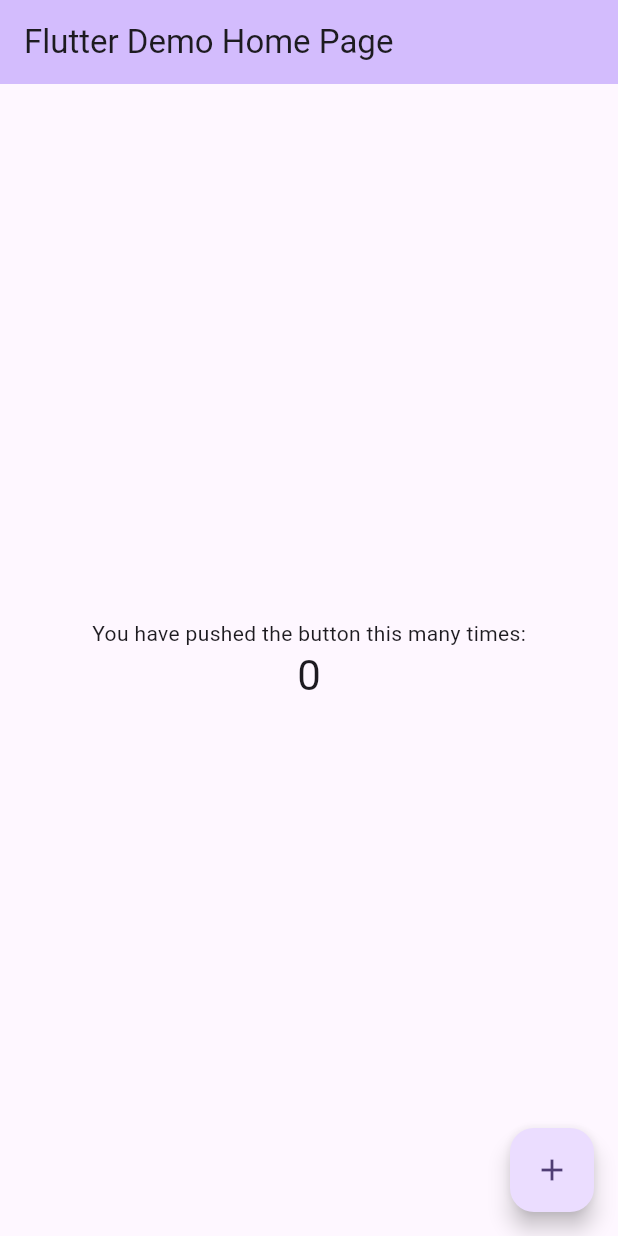
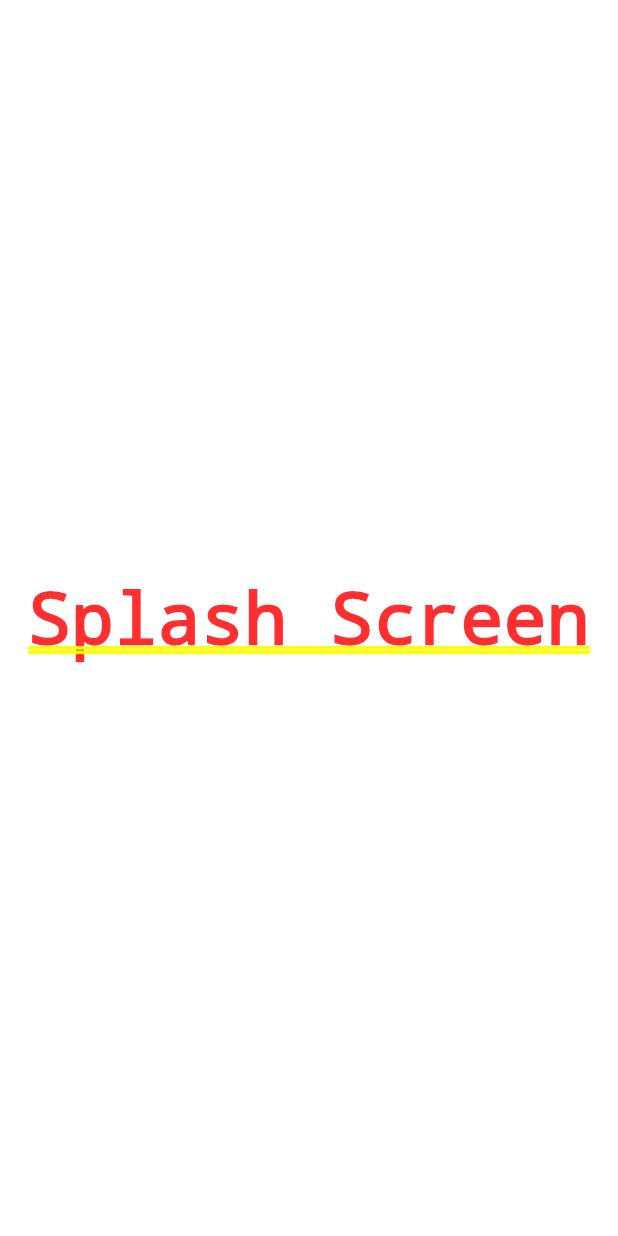
Before and after one commit to Dina266/Coffe_Shop_App, a Flutter app: the screen it shows after launch, on a phone screen of 412 x 824 dp. Run offline on Flutter 3.47's test engine with Material 3 defaults, Android fonts, the phone set to English and light mode, and no system bars.

Commit message:
Add Initial Routing and Splash Screen Setup

```diff
--- /dev/null
+++ b/lib/core/routes/app_routers.dart
@@ -0,0 +1,23 @@
+import 'package:coffe_shop_app/core/routes/routing.dart';
+import 'package:flutter/material.dart';
+import '../../features/home/view/splash.dart';
+
+class AppRouters {
+  static Route generateRoute(RouteSettings settings) {
+
+    switch (settings.name) {
+      case Routing.init:
+        return MaterialPageRoute(builder: (_) => const Splash());
+
+
+      default:
+        return MaterialPageRoute(
+          builder: (_) => Scaffold(
+            body: Center(
+              child: Text('No route defined for ${settings.name}'),
+            ),
+          ),
+        );
+    }
+  }
+}
--- /dev/null
+++ b/lib/core/routes/routing.dart
@@ -0,0 +1,4 @@
+class Routing {
+  static const String init = '/';
+
+  }
--- /dev/null
+++ b/lib/features/home/view/splash.dart
@@ -0,0 +1,12 @@
+import 'package:flutter/material.dart';
+
+class Splash extends StatelessWidget {
+  const Splash({super.key});
+
+  @override
+  Widget build(BuildContext context) {
+    return const Center(
+      child: Text("Splash Screen"),
+    );
+  }
+}
--- a/lib/main.dart
+++ b/lib/main.dart
@@ -1,4 +1,7 @@
 import 'package:flutter/material.dart';
+
+import 'core/routes/app_routers.dart';
+import 'core/routes/routing.dart';
 
 void main() {
   runApp(const MyApp());
@@ -7,119 +10,13 @@
 class MyApp extends StatelessWidget {
   const MyApp({super.key});
 
-  // This widget is the root of your application.
+
   @override
   Widget build(BuildContext context) {
-    return MaterialApp(
-      title: 'Flutter Demo',
-      theme: ThemeData(
-        // This is the theme of your application.
-        //
-        // TRY THIS: Try running your application with "flutter run". You'll see
-        // the application has a purple toolbar. Then, without quitting the app,
-        // try changing the seedColor in the colorScheme below to Colors.green
-        // and then invoke "hot reload" (save your changes or press the "hot
-        // reload" button in a Flutter-supported IDE, or press "r" if you used
-        // the command line to start the app).
-        //
-        // Notice that the counter didn't reset back to zero; the application
-        // state is not lost during the reload. To reset the state, use hot
-        // restart instead.
-        //
-        // This works for code too, not just values: Most code changes can be
-        // tested with just a hot reload.
-        colorScheme: ColorScheme.fromSeed(seedColor: Colors.deepPurple),
-        useMaterial3: true,
-      ),
-      home: const MyHomePage(title: 'Flutter Demo Home Page'),
+    return const MaterialApp(
+      debugShowCheckedModeBanner: false,
+      initialRoute: Routing.init,
+      onGenerateRoute: AppRouters.generateRoute,
     );
   }
 }
-
-class MyHomePage extends StatefulWidget {
-  const MyHomePage({super.key, required this.title});
-
-  // This widget is the home page of your application. It is stateful, meaning
-  // that it has a State object (defined below) that contains fields that affect
-  // how it looks.
-
-  // This class is the configuration for the state. It holds the values (in this
-  // case the title) provided by the parent (in this case the App widget) and
-  // used by the build method of the State. Fields in a Widget subclass are
-  // always marked "final".
-
-  final String title;
-
-  @override
-  State<MyHomePage> createState() => _MyHomePageState();
-}
-
-class _MyHomePageState extends State<MyHomePage> {
-  int _counter = 0;
-
-  void _incrementCounter() {
-    setState(() {
-      // This call to setState tells the Flutter framework that something has
-      // changed in this State, which causes it to rerun the build method below
-      // so that the display can reflect the updated values. If we changed
-      // _counter without calling setState(), then the build method would not be
-      // called again, and so nothing would appear to happen.
-      _counter++;
-    });
-  }
-
-  @override
-  Widget build(BuildContext context) {
-    // This method is rerun every time setState is called, for instance as done
-    // by the _incrementCounter method above.
-    //
-    // The Flutter framework has been optimized to make rerunning build methods
-    // fast, so that you can just rebuild anything that needs updating rather
-    // than having to individually change instances of widgets.
-    return Scaffold(
-      appBar: AppBar(
-        // TRY THIS: Try changing the color here to a specific color (to
-        // Colors.amber, perhaps?) and trigger a hot reload to see the AppBar
-        // change color while the other colors stay the same.
-        backgroundColor: Theme.of(context).colorScheme.inversePrimary,
-        // Here we take the value from the MyHomePage object that was created by
-        // the App.build method, and use it to set our appbar title.
-        title: Text(widget.title),
-      ),
-      body: Center(
-        // Center is a layout widget. It takes a single child and positions it
-        // in the middle of the parent.
-        child: Column(
-          // Column is also a layout widget. It takes a list of children and
-          // arranges them vertically. By default, it sizes itself to fit its
-          // children horizontally, and tries to be as tall as its parent.
-          //
-          // Column has various properties to control how it sizes itself and
-          // how it positions its children. Here we use mainAxisAlignment to
-          // center the children vertically; the main axis here is the vertical
-          // axis because Columns are vertical (the cross axis would be
-          // horizontal).
-          //
-          // TRY THIS: Invoke "debug painting" (choose the "Toggle Debug Paint"
-          // action in the IDE, or press "p" in the console), to see the
-          // wireframe for each widget.
-          mainAxisAlignment: MainAxisAlignment.center,
-          children: <Widget>[
-            const Text(
-              'You have pushed the button this many times:',
-            ),
-            Text(
-              '$_counter',
-              style: Theme.of(context).textTheme.headlineMedium,
-            ),
-          ],
-        ),
-      ),
-      floatingActionButton: FloatingActionButton(
-        onPressed: _incrementCounter,
-        tooltip: 'Increment',
-        child: const Icon(Icons.add),
-      ), // This trailing comma makes auto-formatting nicer for build methods.
-    );
-  }
-}
```
